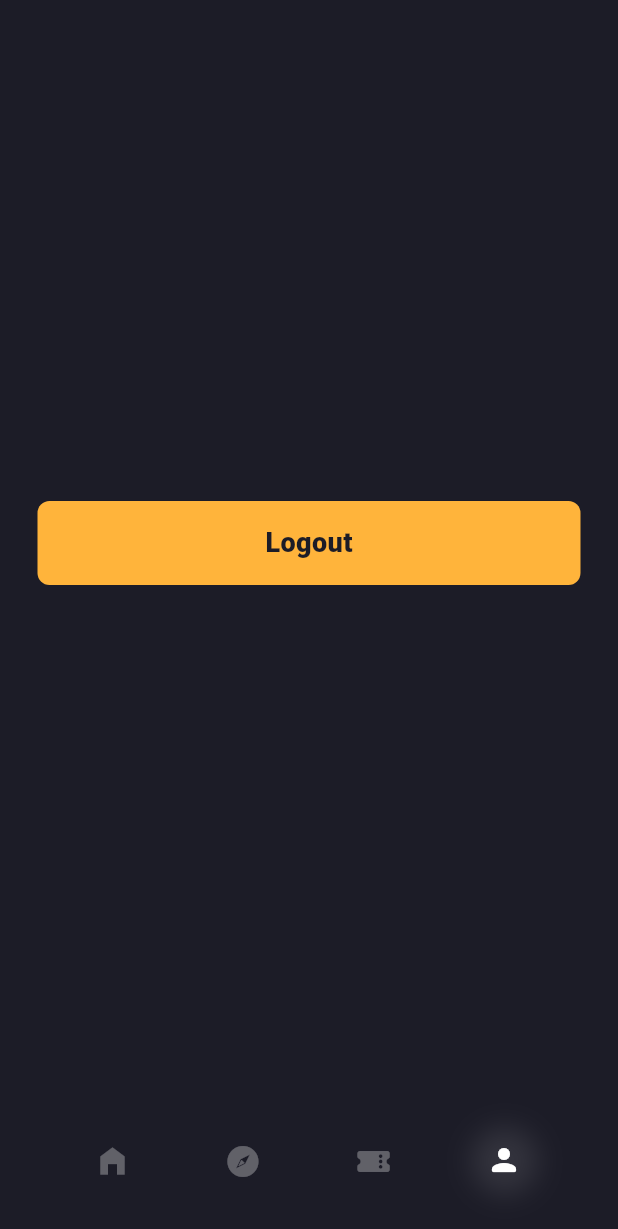
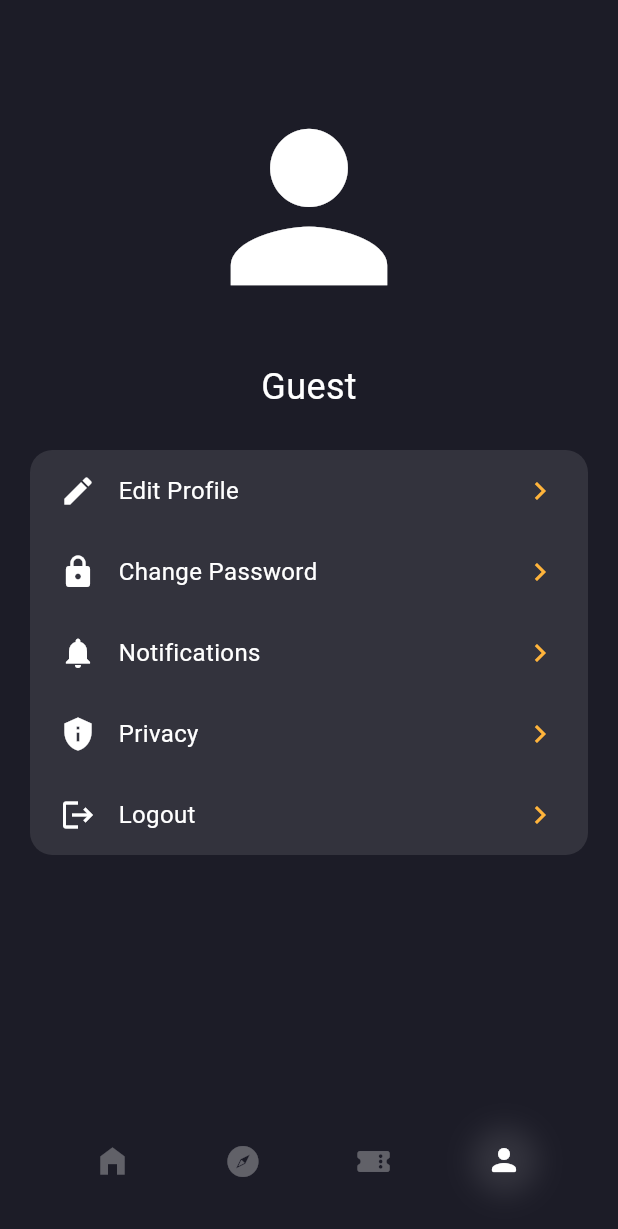
Before and after one commit to neketta300/cinema_ticket_app, a Flutter app: the screen it shows once a user with an empty profile is signed in, item 4 of the bottom bar chosen, after a tap on "Logout", on a phone screen of 412 x 824 dp. Shown: the top 1229 px of the screen. Run offline on Flutter 3.47's test engine with Material 3 defaults, Android fonts, the phone set to English and light mode, and no system bars; our stand-ins replace supabase_flutter; accounts and stored records are empty; network calls fail.

Commit message:
add profile page

```diff
--- a/lib/Cinema App UI/pages/profile_page.dart
+++ b/lib/Cinema App UI/pages/profile_page.dart
@@ -1,7 +1,7 @@
-import 'package:cinema_ticket_app/Cinema%20App%20UI/Widget/login_button.dart';
 import 'package:cinema_ticket_app/Cinema%20App%20UI/consts.dart';
 import 'package:cinema_ticket_app/Cinema%20App%20UI/services/auth/auth_service.dart';
 import 'package:flutter/material.dart';
+import 'package:supabase_flutter/supabase_flutter.dart';
 
 class ProfilePage extends StatefulWidget {
   const ProfilePage({super.key});
@@ -11,11 +11,82 @@ class ProfilePage extends StatefulWidget {
 }
 
 class _ProfilePageState extends State<ProfilePage> {
+  Map<String, IconData> profileSettings = {
+    'Edit Profile': Icons.edit,
+    'Change Password': Icons.lock,
+    'Notifications': Icons.notifications,
+    'Privacy': Icons.privacy_tip,
+    'Logout': Icons.logout,
+  };
   final _auth = AuthService();
+  final supabase = Supabase.instance.client;
+  String? currentUserName; // Переменная для хранения имени пользователя
 
+  @override
+  void initState() {
+    super.initState();
+    _fetchUserName(); // Загружаем имя пользователя при инициализации
+  }
+
+  // Функция для получения имени пользователя
+  Future<void> _fetchUserName() async {
+    final username = await fetchCurrentUserName();
+    setState(() {
+      currentUserName = username;
+    });
+  }
+
+  Future<String?> fetchCurrentUserName() async {
+    try {
+      final user = supabase.auth.currentUser;
+      if (user == null) {
+        print('Пользователь не авторизован');
+        return null;
+      }
+
+      final response = await supabase
+          .from('user_profile')
+          .select('name')
+          .eq('id', user.id)
+          .maybeSingle();
+
+      if (response == null) {
+        throw Exception('Ответ от Supabase равен null');
+      }
+
+      if (response['error'] != null) {
+        throw Exception(
+            'Ошибка при получении имени пользователя: ${response['error']['message']}');
+      }
+
+      if (response['data'] == null) {
+        print('Профиль пользователя не найден');
+        return null;
+      }
+
+      return response['data']['username'] as String?;
+    } catch (e) {
+      print('Ошибка: $e');
+      return null;
+    }
+  }
+
+  // Функция выхода из аккаунта
   void logout() async {
     await _auth.signOut();
-    // Navigate to login page or other appropriate action when logout is successful.
+    // try {
+    //   // После успешного выхода перенаправляем на экран входа
+    //   if (mounted) {
+    //     Navigator.pushReplacementNamed(context, '/login');
+    //   }
+    // } catch (e) {
+    //   // Обработка ошибки выхода
+    //   if (mounted) {
+    //     ScaffoldMessenger.of(context).showSnackBar(
+    //       SnackBar(content: Text('Ошибка при выходе: $e')),
+    //     );
+    //   }
+    // }
   }
 
   @override
@@ -23,14 +94,94 @@ class _ProfilePageState extends State<ProfilePage> {
     return Scaffold(
       backgroundColor: appBackgroundColor,
       body: Column(
-        mainAxisAlignment: MainAxisAlignment.center,
+        mainAxisAlignment: MainAxisAlignment.start,
         children: [
-          Center(
-            child: LoginButton(
-              text: "Logout",
-              onTap: logout,
+          SizedBox(height: 60),
+          Icon(
+            size: 156,
+            Icons.person,
+            color: Colors.white,
+          ),
+          SizedBox(height: 25),
+          Text(
+            currentUserName != null
+                ? currentUserName!
+                : 'Guest', // Отображаем имя пользователя
+            style: TextStyle(color: Colors.white, fontSize: 24),
+          ),
+          SizedBox(height: 25),
+          Expanded(
+            child: ListView.builder(
+              itemCount: profileSettings.length,
+              itemBuilder: (context, index) {
+                final setting = profileSettings.keys.elementAt(index);
+                final icon = profileSettings[setting];
+                // Определяем скругление углов в зависимости от индекса
+                BorderRadius borderRadius;
+                if (index == 0) {
+                  // Первый элемент: скругляем только верхние углы
+                  borderRadius = BorderRadius.only(
+                    topLeft: Radius.circular(15),
+                    topRight: Radius.circular(15),
+                  );
+                } else if (index == profileSettings.length - 1) {
+                  // Последний элемент: скругляем только нижние углы
+                  borderRadius = BorderRadius.only(
+                    bottomLeft: Radius.circular(15),
+                    bottomRight: Radius.circular(15),
+                  );
+                } else {
+                  // Средние элементы: без скругления
+                  borderRadius = BorderRadius.zero;
+                }
+
+                return GestureDetector(
+                  onTap: () {
+                    if (setting == 'Logout') {
+                      logout();
+                    } else {
+                      print('Нажата настройка: $setting');
+                    }
+                  },
+                  child: Container(
+                    margin: EdgeInsets.symmetric(horizontal: 20),
+                    decoration: BoxDecoration(
+                      color: Colors.white
+                          .withOpacity(0.1), // Фон для элементов списка
+                      borderRadius: borderRadius, // Применяем скругление
+                    ),
+                    child: Padding(
+                      padding:
+                          EdgeInsets.symmetric(horizontal: 20, vertical: 15),
+                      child: Row(
+                        children: [
+                          Icon(
+                            icon,
+                            color: Colors.white,
+                            size: 24,
+                          ),
+                          SizedBox(width: 15),
+                          Text(
+                            setting,
+                            style: TextStyle(
+                              color: Colors.white,
+                              fontSize: 16,
+                            ),
+                          ),
+                          Spacer(),
+                          Icon(
+                            Icons.chevron_right,
+                            color: buttonColor,
+                            size: 24,
+                          ),
+                        ],
+                      ),
+                    ),
+                  ),
+                );
+              },
             ),
-          )
+          ),
         ],
       ),
     );
```
